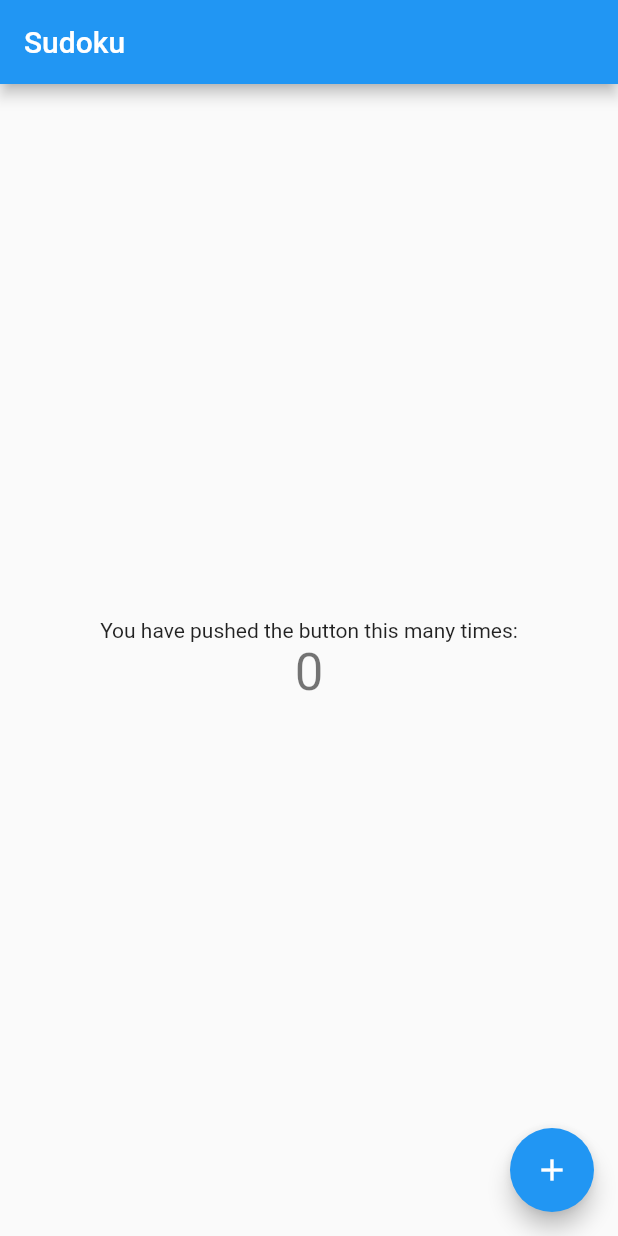
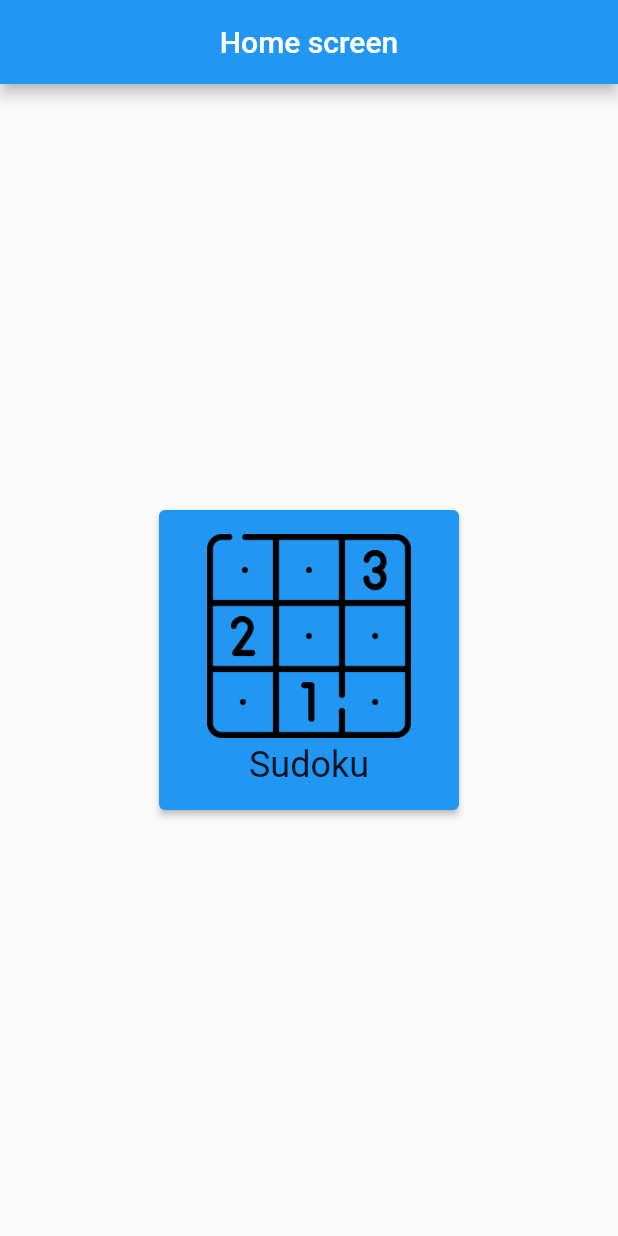
Before and after one commit to wysockikacper98/sudoku, a Flutter app: the screen it shows after launch, on a phone screen of 412 x 824 dp. Run offline on Flutter 3.47's test engine with Material 2 defaults, Android fonts, the phone set to English and light mode, and no system bars.

Commit message:
Alpha design of sudoku

```diff
--- a/lib/main.dart
+++ b/lib/main.dart
@@ -1,6 +1,11 @@
 import 'package:flutter/material.dart';
+import 'package:sudoku/screens/home_page_screen.dart';
+import 'package:sudoku/screens/sudoku_screen.dart';
+import 'package:sudoku/theme/theme_dark.dart';
+import 'package:sudoku/theme/theme_light.dart';
 
 void main() {
+  WidgetsFlutterBinding.ensureInitialized();
   runApp(const MyApp());
 }
 
@@ -10,58 +15,15 @@ class MyApp extends StatelessWidget {
   @override
   Widget build(BuildContext context) {
     return MaterialApp(
+      theme: themeLight(),
+      darkTheme: themeDark(),
       title: 'Sudoku',
-      theme: ThemeData(
-        primarySwatch: Colors.blue,
-      ),
-      home: const MyHomePage(title: 'Sudoku'),
+      debugShowCheckedModeBanner: false,
+      initialRoute: HomePageScreen.routeName,
+      routes: {
+        HomePageScreen.routeName: (ctx) => const HomePageScreen(),
+        SudokuScreen.routeName: (ctx) => const SudokuScreen(),
+      },
     );
   }
 }
-
-class MyHomePage extends StatefulWidget {
-  const MyHomePage({Key? key, required this.title}) : super(key: key);
-
-  final String title;
-
-  @override
-  State<MyHomePage> createState() => _MyHomePageState();
-}
-
-class _MyHomePageState extends State<MyHomePage> {
-  int _counter = 0;
-
-  void _incrementCounter() {
-    setState(() {
-      _counter++;
-    });
-  }
-
-  @override
-  Widget build(BuildContext context) {
-    return Scaffold(
-      appBar: AppBar(
-        title: Text(widget.title),
-      ),
-      body: Center(
-        child: Column(
-          mainAxisAlignment: MainAxisAlignment.center,
-          children: <Widget>[
-            const Text(
-              'You have pushed the button this many times:',
-            ),
-            Text(
-              '$_counter',
-              style: Theme.of(context).textTheme.headline4,
-            ),
-          ],
-        ),
-      ),
-      floatingActionButton: FloatingActionButton(
-        onPressed: _incrementCounter,
-        tooltip: 'Increment',
-        child: const Icon(Icons.add),
-      ),
-    );
-  }
-}
--- /dev/null
+++ b/lib/screens/home_page_screen.dart
@@ -0,0 +1,42 @@
+import 'package:flutter/material.dart';
+import 'package:sudoku/screens/sudoku_screen.dart';
+
+class HomePageScreen extends StatelessWidget {
+  const HomePageScreen({Key? key}) : super(key: key);
+
+  static const routeName = '/home';
+
+  @override
+  Widget build(BuildContext context) {
+    const double _buttonSize = 200;
+
+    return Scaffold(
+      appBar: AppBar(
+        title: const Text('Home screen'),
+      ),
+      body: Center(
+        child: SizedBox(
+          width: _buttonSize,
+          height: _buttonSize,
+          child: ElevatedButton(
+            child: Padding(
+              padding: const EdgeInsets.all(16.0),
+              child: Column(
+                children: [
+                  Image.asset('assets/images/sudoku.png'),
+                  const Spacer(),
+                  Text(
+                    'Sudoku',
+                    style: Theme.of(context).textTheme.headline5,
+                  ),
+                ],
+              ),
+            ),
+            onPressed: () =>
+                Navigator.of(context).pushNamed(SudokuScreen.routeName),
+          ),
+        ),
+      ),
+    );
+  }
+}
--- /dev/null
+++ b/lib/theme/theme_dark.dart
@@ -0,0 +1,22 @@
+import 'package:flutter/material.dart';
+
+ThemeData themeDark() {
+  return ThemeData.dark().copyWith(
+    appBarTheme: appBarTheme,
+    elevatedButtonTheme: elevatedButtonThemeData
+  );
+}
+
+ElevatedButtonThemeData get elevatedButtonThemeData {
+  return ElevatedButtonThemeData(
+    style: ElevatedButton.styleFrom(
+      primary: Colors.pinkAccent.shade700,
+    ),
+  );
+}
+
+AppBarTheme get appBarTheme {
+  return const AppBarTheme().copyWith(
+    centerTitle: true,
+  );
+}
--- /dev/null
+++ b/lib/theme/theme_light.dart
@@ -0,0 +1,13 @@
+import 'package:flutter/material.dart';
+
+ThemeData themeLight() {
+  return ThemeData.light().copyWith(
+    appBarTheme: appBarTheme,
+  );
+}
+
+AppBarTheme get appBarTheme {
+  return const AppBarTheme().copyWith(
+    centerTitle: true,
+  );
+}
```
Also changed, not shown: lib/screens/sudoku_screen.dart (added, +150 -0 lines), pubspec.yaml (+12 -37 lines), assets/images/sudoku.png (added), pubspec.lock.
